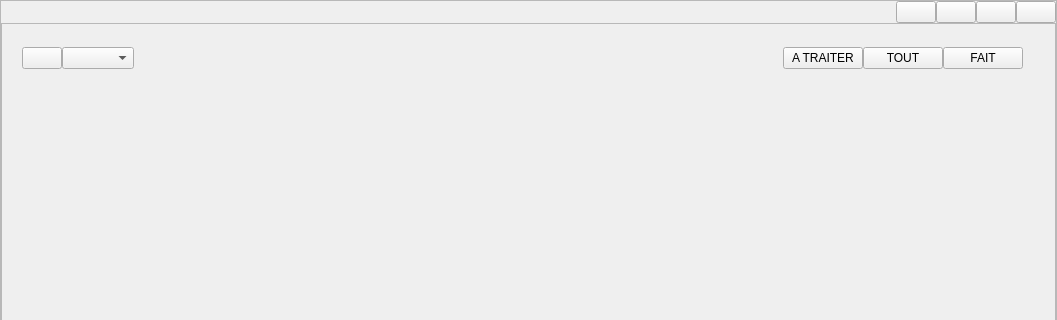
Old version of the form src/gui/ui/main.ui in the repository LaM0uette/MyDLG; both pictures show x 0 to 1057 and y 0 to 320 of the 1057 by 775 pixel window.
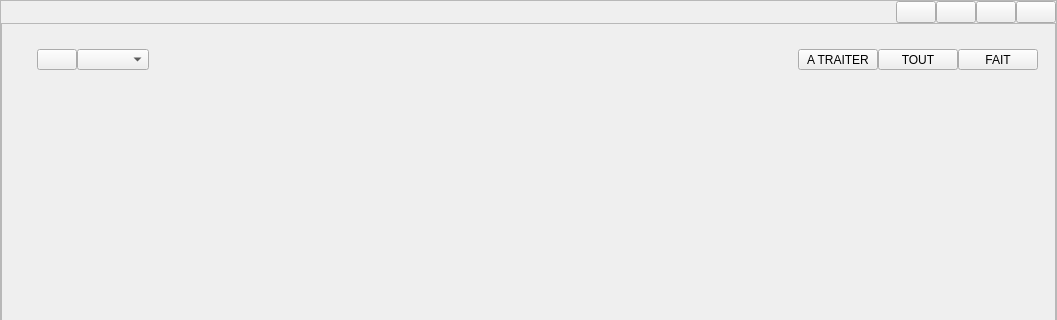
New version of the form. The open tabs and pages were chosen to show the change.

Commit message: page dlg - ui - top

```diff
--- a/src/gui/ui/main.ui
+++ b/src/gui/ui/main.ui
@@ -255,19 +255,31 @@
             </layout>
            </widget>
            <widget class="QWidget" name="pg_dlg">
-            <widget class="QWidget" name="">
+            <widget class="QFrame" name="fr_dlg_top">
              <property name="geometry">
               <rect>
-               <x>20</x>
+               <x>30</x>
                <y>20</y>
-               <width>1001</width>
-               <height>28</height>
+               <width>1011</width>
+               <height>31</height>
               </rect>
              </property>
              <layout class="QHBoxLayout" name="horizontalLayout_2">
               <property name="spacing">
                <number>0</number>
               </property>
+              <property name="leftMargin">
+               <number>5</number>
+              </property>
+              <property name="topMargin">
+               <number>5</number>
+              </property>
+              <property name="rightMargin">
+               <number>5</number>
+              </property>
+              <property name="bottomMargin">
+               <number>5</number>
+              </property>
               <item>
                <widget class="QPushButton" name="pb_retour_menu"/>
               </item>
```
Left out of the diff: 2 changed lines with no effect on the pictures. The commit also changes 1 other file.
